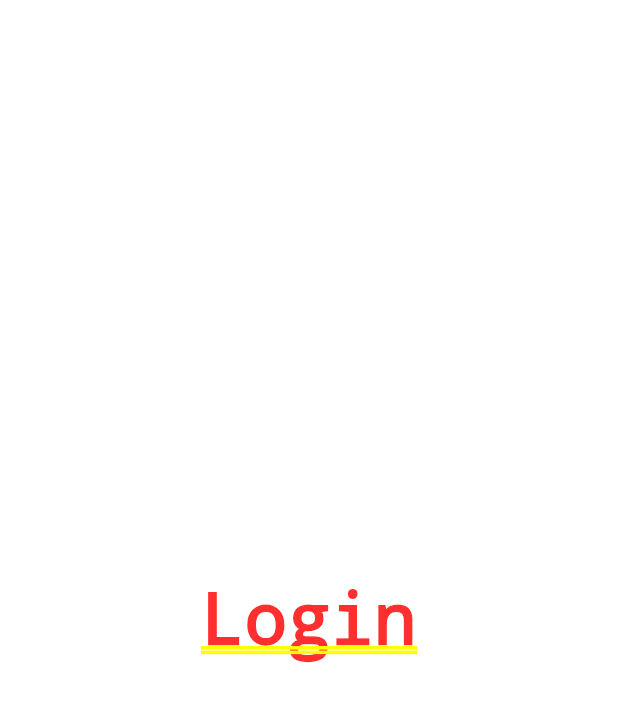
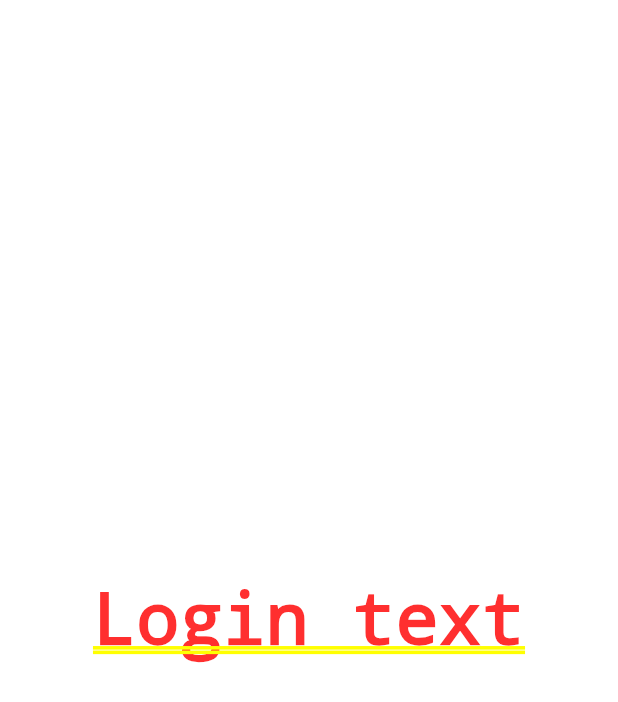
Before and after one commit to djag07907/flutter_firebase_auth_template, a Flutter app: the screen it shows after launch, on a phone screen of 412 x 824 dp. Shown: the top 702 px of the screen. Run offline on Flutter 3.47's test engine with Material 3 defaults, Android fonts, the phone set to English and light mode, and no system bars.

Commit message:
test git

```diff
--- a/lib/login/widget/login_body.dart
+++ b/lib/login/widget/login_body.dart
@@ -11,7 +11,7 @@ class _LoginBodyState extends State<LoginBody> {
   @override
   Widget build(BuildContext context) {
     return Center(
-      child: Text('Login'),
+      child: Text('Login text'),
     );
   }
 }
```
